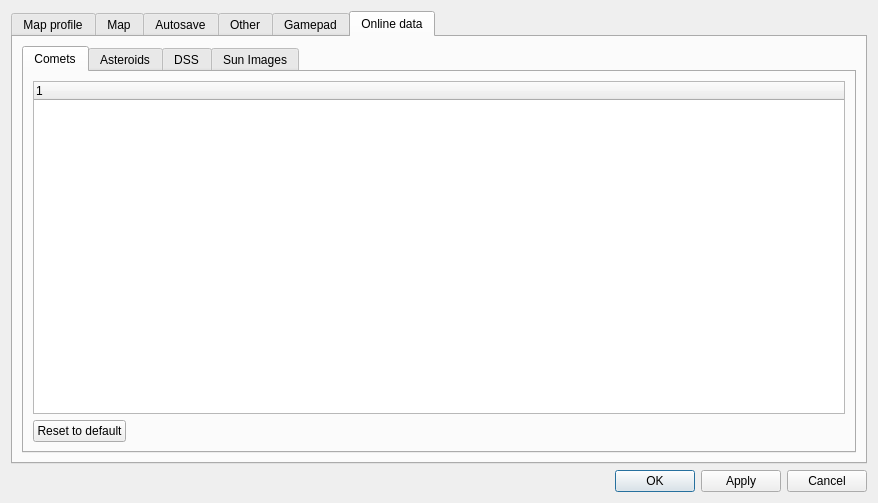
Before: the Qt Designer form csetting.ui in PavelMr/skytechx, drawn with Qt 5.
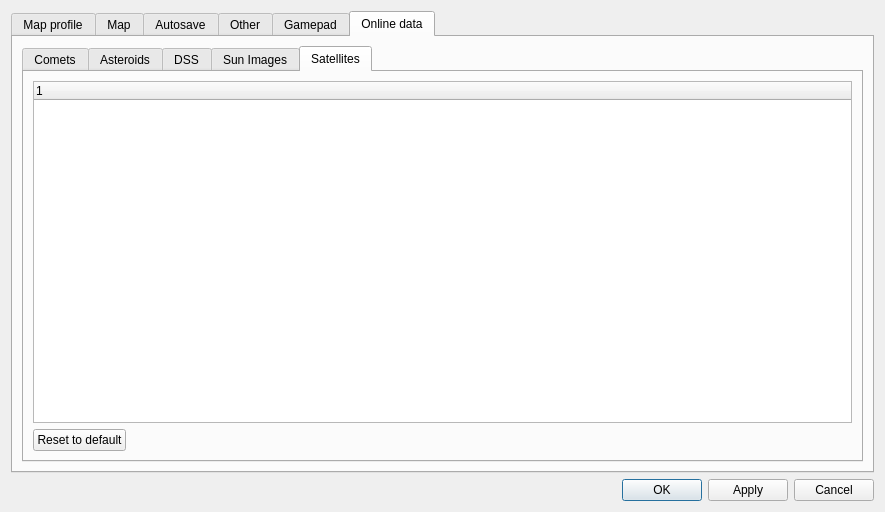
After: the same form once the commit is applied. The open tabs and pages were chosen to show the change. Custom widgets are drawn as their Qt base class.

Commit message: Download satellites & fits header dialog

The edit to the form file:
```diff
--- a/csetting.ui
+++ b/csetting.ui
@@ -6,8 +6,8 @@
    <rect>
     <x>0</x>
     <y>0</y>
-    <width>878</width>
-    <height>503</height>
+    <width>885</width>
+    <height>512</height>
    </rect>
   </property>
   <property name="windowTitle">
@@ -3850,6 +3850,9 @@
          <property name="currentIndex">
           <number>0</number>
          </property>
+         <property name="elideMode">
+          <enum>Qt::ElideNone</enum>
+         </property>
          <widget class="QWidget" name="tab_8">
           <attribute name="title">
            <string>Comets</string>
@@ -4041,6 +4044,52 @@
            </item>
           </layout>
          </widget>
+         <widget class="QWidget" name="tab_17">
+          <attribute name="title">
+           <string>Satellites</string>
+          </attribute>
+          <layout class="QVBoxLayout" name="verticalLayout_80">
+           <item>
+            <widget class="QTreeWidget" name="treeWidgetSat">
+             <property name="contextMenuPolicy">
+              <enum>Qt::CustomContextMenu</enum>
+             </property>
+             <property name="alternatingRowColors">
+              <bool>true</bool>
+             </property>
+             <column>
+              <property name="text">
+               <string notr="true">1</string>
+              </property>
+             </column>
+            </widget>
+           </item>
+           <item>
+            <layout class="QHBoxLayout" name="horizontalLayout_17">
+             <item>
+              <widget class="QPushButton" name="pushButton_61">
+               <property name="text">
+                <string>Reset to default</string>
+               </property>
+              </widget>
+             </item>
+             <item>
+              <spacer name="horizontalSpacer_17">
+               <property name="orientation">
+                <enum>Qt::Horizontal</enum>
+               </property>
+               <property name="sizeHint" stdset="0">
+                <size>
+                 <width>40</width>
+                 <height>20</height>
+                </size>
+               </property>
+              </spacer>
+             </item>
+            </layout>
+           </item>
+          </layout>
+         </widget>
         </widget>
        </item>
       </layout>
```
Left out of the diff: 242 changed lines with no effect on the pictures. The commit also changes 24 other files.
